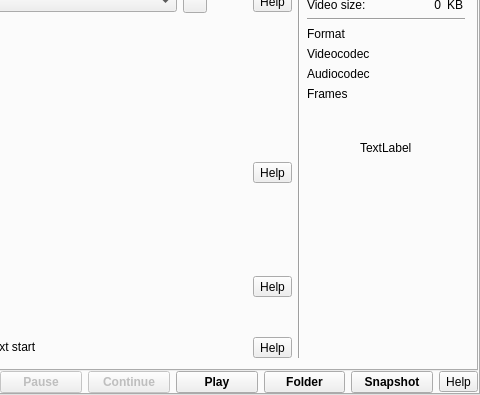
First picture: the form in src/formMainWindow.ui, repository vkohaupt/vokoscreenNG, before the edit; both pictures show x 311 to 791 and y 105 to 500 of the 791 by 500 pixel window.
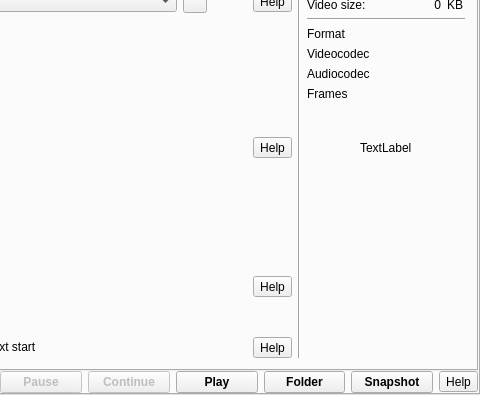
Second picture: the form after the edit. Icons and pictures are not drawn.

What changed in the file:
```diff
--- a/src/formMainWindow.ui
+++ b/src/formMainWindow.ui
@@ -635,6 +635,16 @@
                     </property>
                    </spacer>
                   </item>
+                  <item>
+                   <widget class="QToolButton" name="help_screencast_magnifier">
+                    <property name="toolTip">
+                     <string>Help</string>
+                    </property>
+                    <property name="text">
+                     <string notr="true">Help</string>
+                    </property>
+                   </widget>
+                  </item>
                  </layout>
                 </item>
                 <item row="2" column="2">
@@ -707,16 +717,6 @@
                   </item>
                  </layout>
                 </item>
-                <item row="2" column="4">
-                 <widget class="QToolButton" name="help_screencast_magnifier">
-                  <property name="toolTip">
-                   <string>Help</string>
-                  </property>
-                  <property name="text">
-                   <string notr="true">Help</string>
-                  </property>
-                 </widget>
-                </item>
                 <item row="4" column="1">
                  <widget class="QToolButton" name="toolButton_magnifier_circle">
                   <property name="text">
```
Left out of the diff: 4 changed lines with no effect on the pictures.
